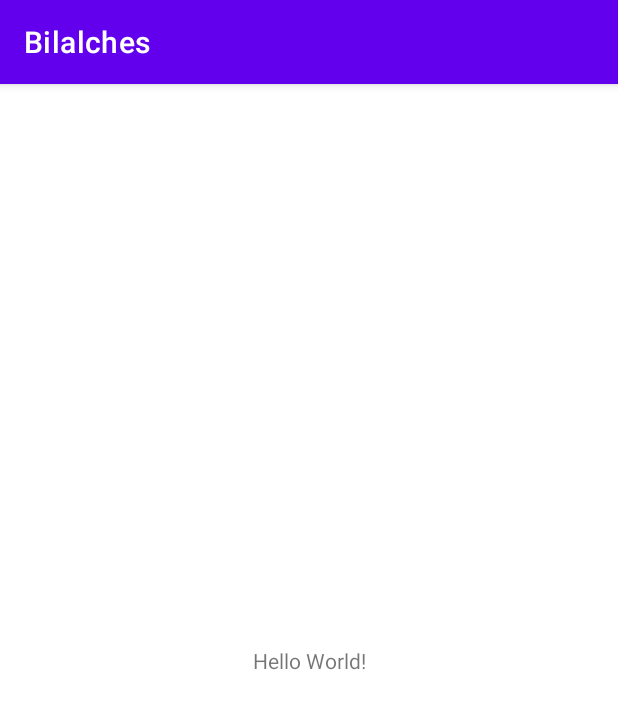
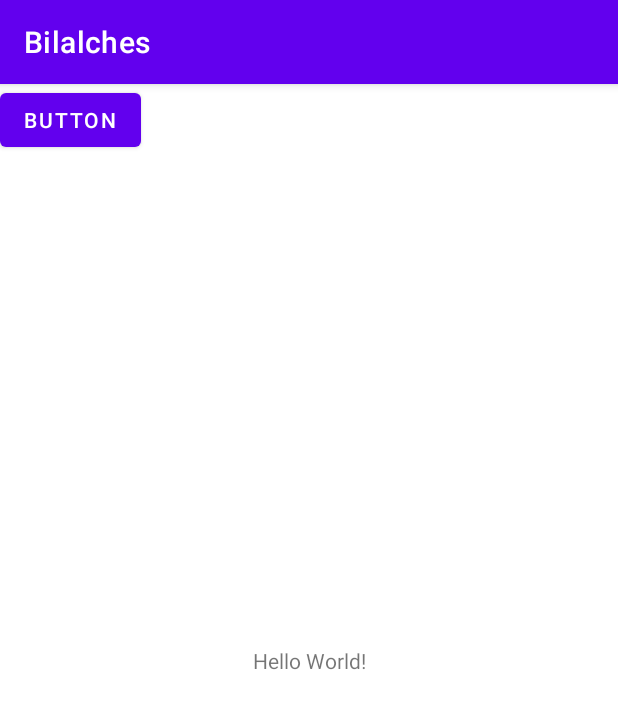
Before and after one commit to Billie228/Bilalches, an Android app: the screen it shows after launch (MainActivity), on a phone screen of 412 x 824 dp. Shown: the top 709 px of the screen. Run offline under Robolectric (Android 15) with nearby library versions, the phone set to English and light mode, and no system bars.

Commit message:
Анонимные классы

```diff
--- a/app/src/main/java/com/example/bilalches/MainActivity.java
+++ b/app/src/main/java/com/example/bilalches/MainActivity.java
@@ -4,6 +4,8 @@ import androidx.appcompat.app.AppCompatActivity;
 
 import android.os.Bundle;
 import android.util.Log;
+import android.view.View;
+import android.widget.Button;
 
 import java.util.ArrayList;
 
@@ -22,5 +24,24 @@ public class MainActivity extends AppCompatActivity {
         cat1.catchMouse(1);
         cat1.catchMouse(3);
 
+        Button button = findViewById(R.id.button);
+        button.setOnClickListener(new View.OnClickListener() {
+            @Override
+            public void onClick(View v) {
+
+            }
+        });
+
+        Cat singingCat = new Cat() {
+            @Override
+            public void talk() {
+                Log.i("talk()", "I'm singing! La-la-la!");
+            }
+
+        };
+        singingCat.talk();
+        Cat cat = new Cat();
+        cat.talk();
+
     }
 }
--- a/app/src/main/res/layout/activity_main.xml
+++ b/app/src/main/res/layout/activity_main.xml
@@ -15,4 +15,12 @@
         app:layout_constraintStart_toStartOf="parent"
         app:layout_constraintTop_toTopOf="parent" />
 
+    <Button
+        android:id="@+id/button"
+        android:layout_width="wrap_content"
+        android:layout_height="wrap_content"
+        android:text="Button"
+        tools:layout_editor_absoluteX="156dp"
+        tools:layout_editor_absoluteY="477dp" />
+
 </androidx.constraintlayout.widget.ConstraintLayout>
```
Also changed, not shown: app/src/main/java/com/example/bilalches/Animal.java (line endings or trailing spaces).
